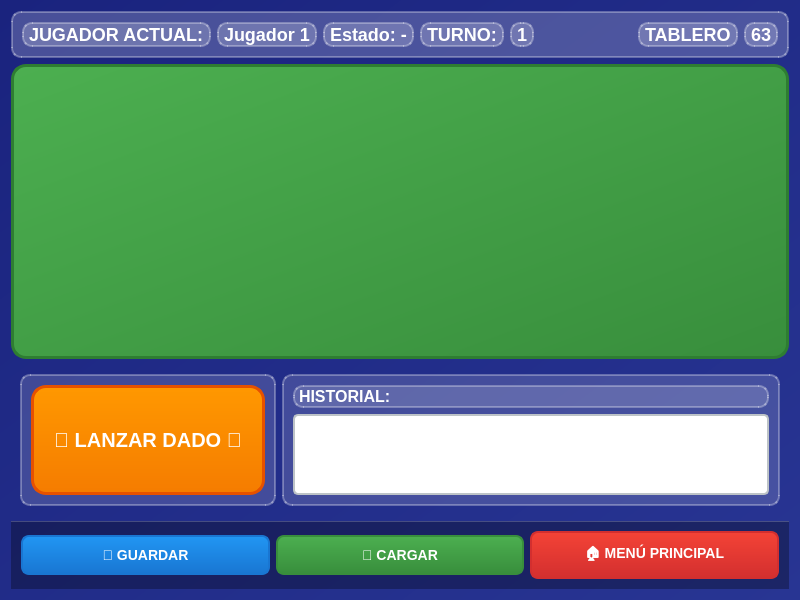
The window that interfaz/menujuego.ui (Franc0-L/JuegoOCA) describes before a commit, drawn with Qt 5.
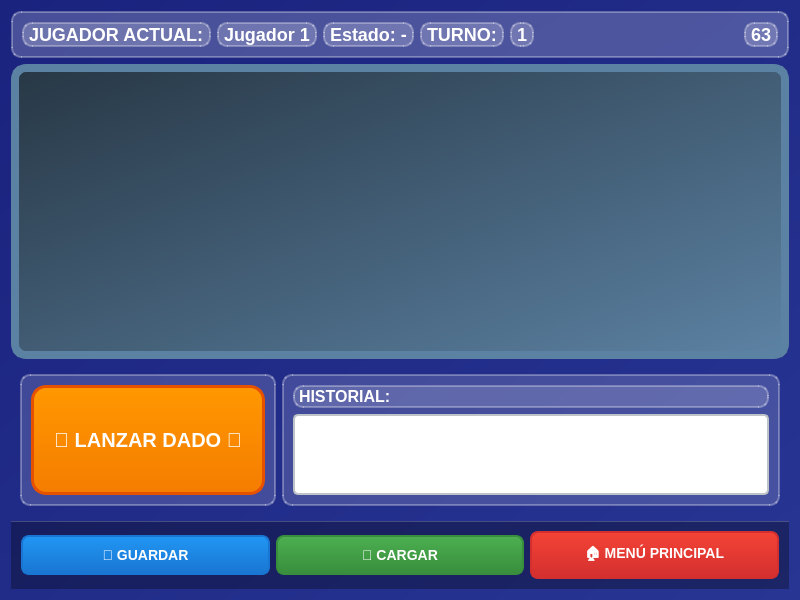
The same window after the commit.

```diff
--- a/interfaz/menujuego.ui
+++ b/interfaz/menujuego.ui
@@ -100,16 +100,6 @@
         </property>
        </spacer>
       </item>
-      <item>
-       <widget class="QLabel" name="lblTamTablero">
-        <property name="styleSheet">
-         <string notr="true">color: white; font-size: 18px; font-weight: bold;</string>
-        </property>
-        <property name="text">
-         <string>TABLERO</string>
-        </property>
-       </widget>
-      </item>
       <item>
        <widget class="QLabel" name="lblTamanioTablero">
         <property name="styleSheet">
@@ -132,8 +122,8 @@
       </sizepolicy>
      </property>
      <property name="styleSheet">
-      <string notr="true">background: qlineargradient(x1:0, y1:0, x2:1, y2:1, stop:0 #4caf50, stop:1 #388e3c);
-border: 3px solid #2e7d32;
+      <string notr="true">background: qlineargradient(x1:0, y1:0, x2:1, y2:1, stop:0 #273745, stop:1 #5C82A3);
+border: 8px solid #5C82A3;
 border-radius: 15px;</string>
      </property>
      <property name="frameShape">
```
